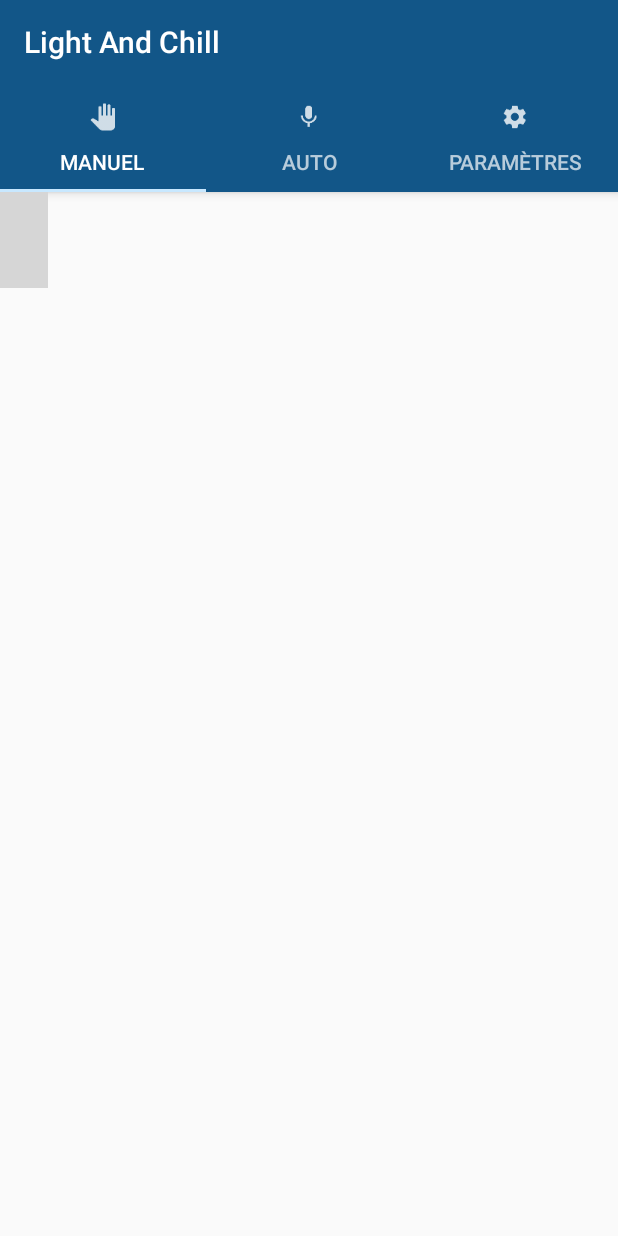
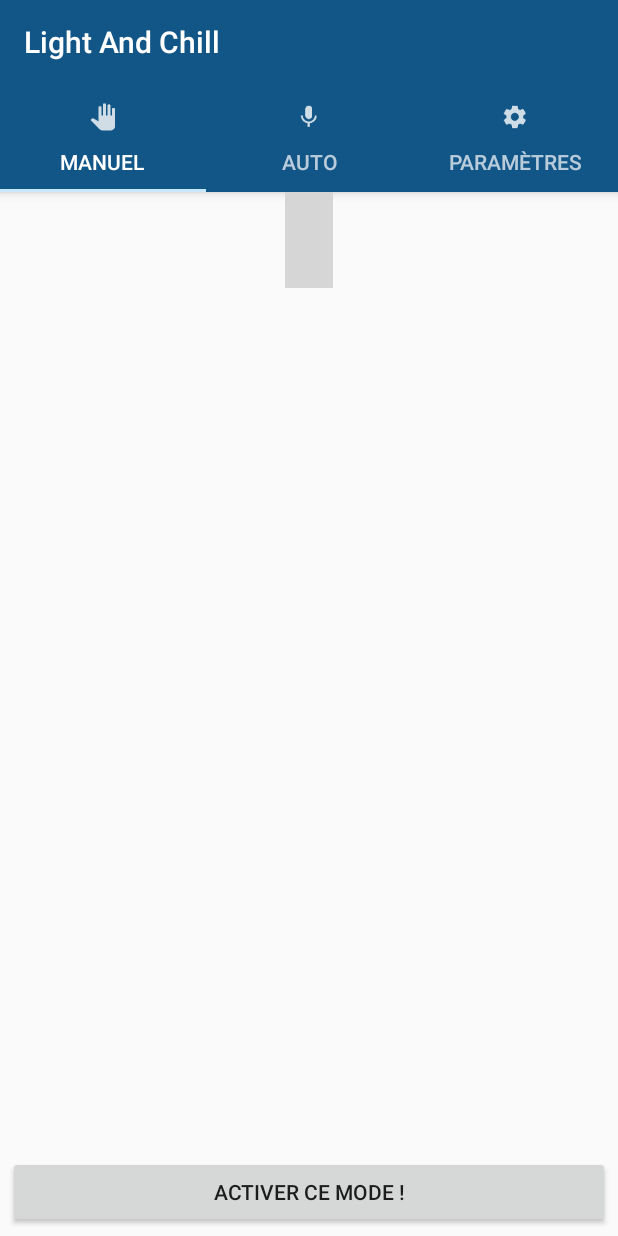
Before and after one commit to LightAndChill/LightAndChill, an Android app: the screen it shows after launch (MainActivity), on a phone screen of 412 x 824 dp. Run offline under Robolectric (Android 15) with nearby library versions, the phone set to English and light mode, and no system bars; libraries missing offline, so code that uses them is left out: com.larswerkman.holocolorpicker; plain views replace ColorPicker, SaturationBar; 5 statements that could not run were skipped; grey boxes are pictures that could not be loaded.

Commit message:
Changement du layout pour ne pas avoir de scroll sur les pages

```diff
--- a/app/src/main/res/layout/activity_main.xml
+++ b/app/src/main/res/layout/activity_main.xml
@@ -6,14 +6,14 @@
     <android.support.design.widget.AppBarLayout
         android:layout_width="match_parent"
         android:layout_height="wrap_content"
-        android:theme="@style/ThemeOverlay.AppCompat.Dark.ActionBar">
+        android:theme="@style/ThemeOverlay.AppCompat.Dark">
 
         <android.support.v7.widget.Toolbar
             android:id="@+id/toolbar"
             android:layout_width="match_parent"
             android:layout_height="?attr/actionBarSize"
             android:background="?attr/colorPrimary"
-            app:layout_scrollFlags="scroll|enterAlways"
+            app:layout_scrollFlags="enterAlwaysCollapsed"
             app:popupTheme="@style/ThemeOverlay.AppCompat.Light" />
 
         <android.support.design.widget.TabLayout
--- a/app/src/main/res/layout/fragment_one.xml
+++ b/app/src/main/res/layout/fragment_one.xml
@@ -6,12 +6,24 @@
 
     <com.larswerkman.holocolorpicker.ColorPicker
         android:id="@+id/pickerColor"
+        android:layout_centerHorizontal="true"
         android:layout_width="wrap_content"
         android:layout_height="wrap_content"/>
 
     <com.larswerkman.holocolorpicker.SaturationBar
         android:id="@+id/saturationbar"
+        android:layout_centerHorizontal="true"
         android:layout_width="wrap_content"
         android:layout_height="wrap_content"
         android:layout_below="@id/pickerColor"/>
+
+    <Button
+        android:id="@+id/btActivateManual"
+        android:layout_width="match_parent"
+        android:layout_height="wrap_content"
+        android:layout_marginLeft="5dp"
+        android:layout_marginRight="5dp"
+        android:layout_marginBottom="5dp"
+        android:text="@string/activate"
+        android:layout_alignParentBottom="true"/>
 </RelativeLayout>
--- a/app/src/main/res/values/strings.xml
+++ b/app/src/main/res/values/strings.xml
@@ -4,4 +4,5 @@
 
     <!-- TODO: Remove or change this placeholder text -->
     <string name="hello_blank_fragment">Hello blank fragment</string>
+    <string name="activate">Activer ce mode !</string>
 </resources>
--- a/app/src/main/res/values/styles.xml
+++ b/app/src/main/res/values/styles.xml
@@ -4,7 +4,7 @@
 
     </style>
 
-    <style name="MyMaterialTheme.Base" parent="Theme.AppCompat.Light.DarkActionBar">
+    <style name="MyMaterialTheme.Base" parent="Theme.AppCompat.Light.NoActionBar">
         <item name="windowNoTitle">true</item>
         <item name="windowActionBar">false</item>
         <item name="colorPrimary">@color/colorPrimary</item>
```
